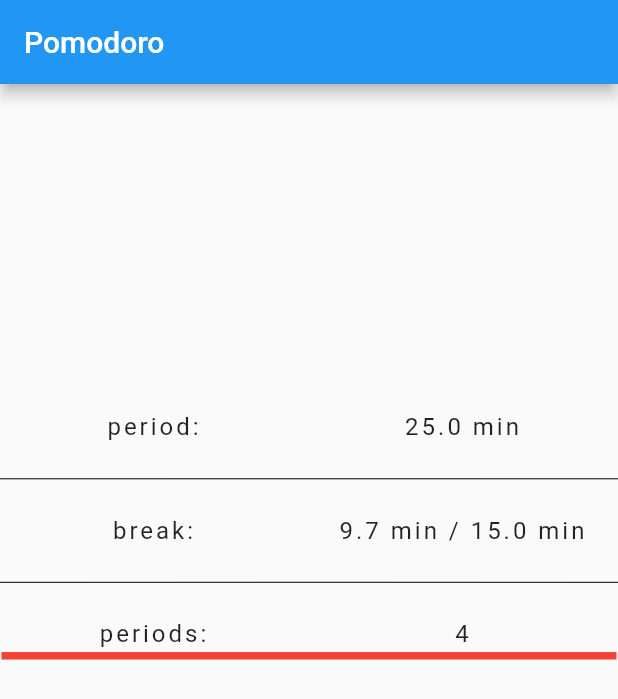
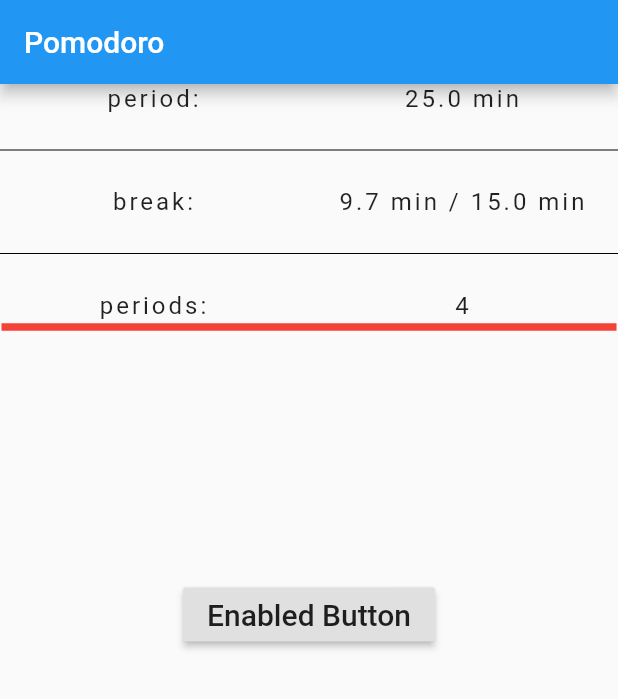
Before and after one commit to mobileappdevhm19/lust-LibraryUniversalSwissTool, a Flutter app: the screen it shows after launch, on a phone screen of 412 x 824 dp. Shown: the top 699 px of the screen. Run offline on Flutter 3.47's test engine with Material 2 defaults, Android fonts, the phone set to English and light mode, and no system bars; our stand-ins replace charts_flutter.

Commit message:
create file widgets/pomodoroTimer.dart
include button (currently no function) in this file

```diff
--- a/lust/lib/pages/pomodoroPage.dart
+++ b/lust/lib/pages/pomodoroPage.dart
@@ -1,5 +1,6 @@
 import 'package:flutter/material.dart';
 import 'package:lust/widgets/pomodoroPage/pomodoroDescription.dart';
+import 'package:lust/widgets/pomodoroPage/pomodoroTimer.dart';
 
 
 
@@ -41,6 +42,9 @@ class _PomodoroState extends State<PomodoroPage> {
                   height: _height*0.40,
                   child: new pomodoroDescription(periodTime, shortBreakTime, longBreakTime, countPeriods),
                 ),
+                Expanded(
+                  child: new pomodoroTimer(periodTime, shortBreakTime, longBreakTime, countPeriods),
+                )
            ]),
         ));
   } // build
--- /dev/null
+++ b/lust/lib/widgets/pomodoroPage/pomodoroTimer.dart
@@ -0,0 +1,38 @@
+import 'package:flutter/material.dart';
+
+class pomodoroTimer extends StatelessWidget {
+  double periodTime;
+  double shortBreakTime;
+  double longBreakTime;
+  int countPeriods;
+
+  pomodoroTimer(double periodTime, double shortBreakTime, double longBreakTime,
+      int countPeriods) {
+    this.periodTime = periodTime;
+    this.shortBreakTime = shortBreakTime;
+    this.longBreakTime = longBreakTime;
+    this.countPeriods = countPeriods;
+  }
+
+
+  @override
+  Widget build(BuildContext context) {
+    return new Align(
+        alignment: Alignment.center,
+        child: Container(
+          child: Column(
+            children: <Widget>[
+              RaisedButton(
+                onPressed: () {},
+                child: const Text(
+                    'Enabled Button',
+                    style: TextStyle(fontSize: 20)
+                ),
+              ),
+            ],
+         ),
+        ),
+    );
+  }
+
+}
```
